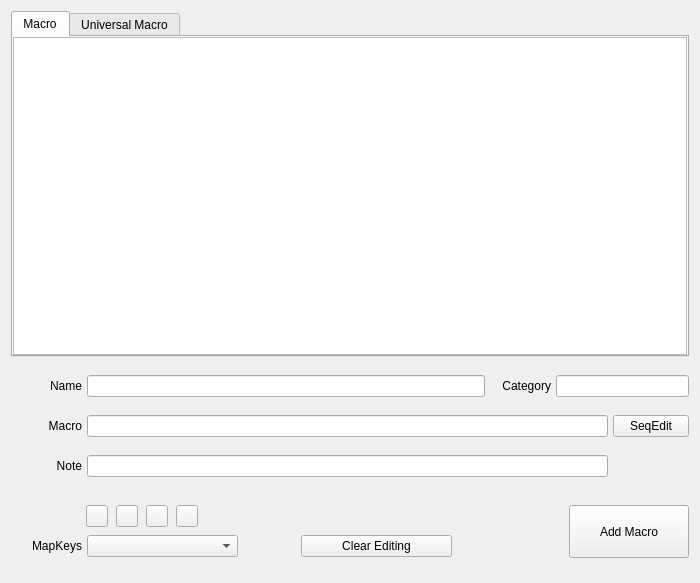
First picture: the form in QKeyMapper/qmacrolistdialog.ui, repository Zalafina/QKeyMapper, before the edit.
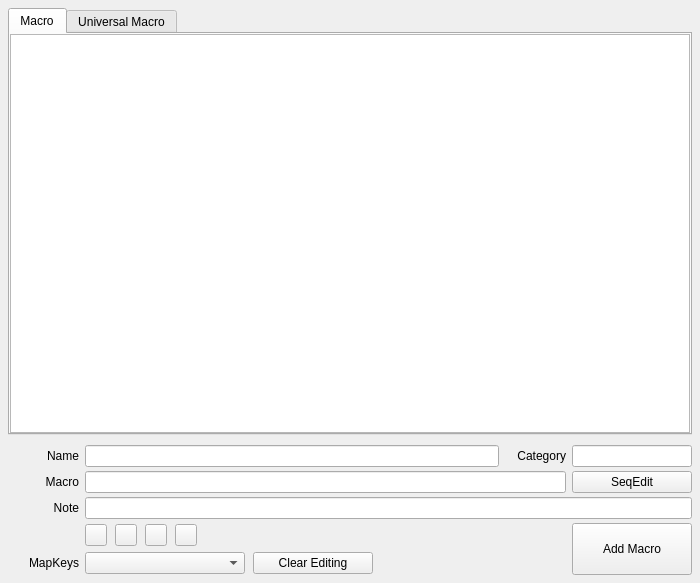
Second picture: the form after the edit. Custom widgets are drawn as their Qt base class.

Commit message: refactor(ui): modernize QMacroListDialog layout with 4-column grid, unlocked height, and vertical button alignment

Diff of the .ui file:
```diff
--- a/QKeyMapper/qmacrolistdialog.ui
+++ b/QKeyMapper/qmacrolistdialog.ui
@@ -20,8 +20,20 @@
    <string>Mapping Macro List</string>
   </property>
   <layout class="QVBoxLayout" name="verticalLayout_Dialog">
+   <property name="spacing">
+    <number>6</number>
+   </property>
+   <property name="leftMargin">
+    <number>8</number>
+   </property>
+   <property name="topMargin">
+    <number>8</number>
+   </property>
+   <property name="rightMargin">
+    <number>8</number>
+   </property>
    <property name="bottomMargin">
-    <number>0</number>
+    <number>8</number>
    </property>
    <item>
     <widget class="QWidget" name="showMacroListWidget" native="true">
@@ -101,29 +113,17 @@
    <item>
     <widget class="QWidget" name="othersWidget" native="true">
      <property name="sizePolicy">
-      <sizepolicy hsizetype="Preferred" vsizetype="Fixed">
+      <sizepolicy hsizetype="Preferred" vsizetype="Preferred">
        <horstretch>0</horstretch>
        <verstretch>0</verstretch>
       </sizepolicy>
      </property>
-     <property name="minimumSize">
-      <size>
-       <width>0</width>
-       <height>220</height>
-      </size>
-     </property>
-     <property name="maximumSize">
-      <size>
-       <width>16777215</width>
-       <height>220</height>
-      </size>
-     </property>
-     <layout class="QVBoxLayout" name="verticalLayout">
+     <layout class="QGridLayout" name="gridLayout_others" columnstretch="0,1,0,0">
       <property name="leftMargin">
        <number>0</number>
       </property>
       <property name="topMargin">
-       <number>0</number>
+       <number>4</number>
       </property>
       <property name="rightMargin">
        <number>0</number>
@@ -131,12 +131,13 @@
       <property name="bottomMargin">
        <number>0</number>
       </property>
-      <item>
-       <layout class="QHBoxLayout" name="horizontalLayout_macroNameCatetory" stretch="0,3,0,1">
-        <property name="spacing">
-         <number>5</number>
-        </property>
-        <item>
+      <property name="horizontalSpacing">
+       <number>6</number>
+      </property>
+      <property name="verticalSpacing">
+       <number>4</number>
+      </property>
+      <item row="0" column="0">
          <widget class="QLabel" name="macroNameLabel">
           <property name="sizePolicy">
            <sizepolicy hsizetype="Fixed" vsizetype="Fixed">
@@ -164,7 +165,7 @@
           </property>
          </widget>
         </item>
-        <item>
+      <item row="0" column="1">
          <widget class="QLineEdit" name="macroNameLineEdit">
           <property name="sizePolicy">
            <sizepolicy hsizetype="Expanding" vsizetype="Fixed">
@@ -174,13 +175,7 @@
           </property>
           <property name="minimumSize">
            <size>
-            <width>210</width>
-            <height>22</height>
-           </size>
-          </property>
-          <property name="maximumSize">
-           <size>
-            <width>16777215</width>
+          <width>0</width>
             <height>22</height>
            </size>
           </property>
@@ -189,7 +184,7 @@
           </property>
          </widget>
         </item>
-        <item>
+      <item row="0" column="2">
          <widget class="QLabel" name="catetoryLabel">
           <property name="sizePolicy">
            <sizepolicy hsizetype="Fixed" vsizetype="Fixed">
@@ -200,13 +195,13 @@
           <property name="minimumSize">
            <size>
             <width>61</width>
-            <height>0</height>
+          <height>22</height>
            </size>
           </property>
           <property name="maximumSize">
            <size>
             <width>61</width>
-            <height>16777215</height>
+          <height>22</height>
            </size>
           </property>
           <property name="text">
@@ -217,8 +212,14 @@
           </property>
          </widget>
         </item>
-        <item>
+      <item row="0" column="3">
          <widget class="QLineEdit" name="categoryLineEdit">
+        <property name="sizePolicy">
+         <sizepolicy hsizetype="Fixed" vsizetype="Fixed">
+          <horstretch>0</horstretch>
+          <verstretch>0</verstretch>
+         </sizepolicy>
+        </property>
           <property name="minimumSize">
            <size>
             <width>120</width>
@@ -227,7 +228,7 @@
           </property>
           <property name="maximumSize">
            <size>
-            <width>300</width>
+          <width>120</width>
             <height>22</height>
            </size>
           </property>
@@ -236,14 +237,7 @@
           </property>
          </widget>
         </item>
-       </layout>
-      </item>
-      <item>
-       <layout class="QHBoxLayout" name="horizontalLayout_content">
-        <property name="spacing">
-         <number>5</number>
-        </property>
-        <item>
+      <item row="1" column="0">
          <widget class="QLabel" name="macroContentLabel">
           <property name="sizePolicy">
            <sizepolicy hsizetype="Fixed" vsizetype="Fixed">
@@ -271,36 +265,42 @@
           </property>
          </widget>
         </item>
-        <item>
+      <item row="1" column="1" colspan="2">
          <widget class="KeyStringLineEdit" name="macroContentLineEdit">
+        <property name="sizePolicy">
+         <sizepolicy hsizetype="Expanding" vsizetype="Fixed">
+          <horstretch>0</horstretch>
+          <verstretch>0</verstretch>
+         </sizepolicy>
+        </property>
           <property name="minimumSize">
            <size>
             <width>0</width>
             <height>22</height>
            </size>
           </property>
-          <property name="maximumSize">
-           <size>
-            <width>16777215</width>
-            <height>22</height>
-           </size>
-          </property>
           <property name="focusPolicy">
            <enum>Qt::FocusPolicy::ClickFocus</enum>
           </property>
          </widget>
         </item>
-        <item>
+      <item row="1" column="3">
          <widget class="QPushButton" name="macroContent_SequenceEditButton">
+        <property name="sizePolicy">
+         <sizepolicy hsizetype="Fixed" vsizetype="Fixed">
+          <horstretch>0</horstretch>
+          <verstretch>0</verstretch>
+         </sizepolicy>
+        </property>
           <property name="minimumSize">
            <size>
-            <width>76</width>
+          <width>120</width>
             <height>22</height>
            </size>
           </property>
           <property name="maximumSize">
            <size>
-            <width>76</width>
+          <width>120</width>
             <height>22</height>
            </size>
           </property>
@@ -315,14 +315,7 @@
           </property>
          </widget>
         </item>
-       </layout>
-      </item>
-      <item>
-       <layout class="QHBoxLayout" name="horizontalLayout_note">
-        <property name="spacing">
-         <number>5</number>
-        </property>
-        <item>
+      <item row="2" column="0">
          <widget class="QLabel" name="macroNoteLabel">
           <property name="sizePolicy">
            <sizepolicy hsizetype="Fixed" vsizetype="Fixed">
@@ -350,7 +343,7 @@
           </property>
          </widget>
         </item>
-        <item>
+      <item row="2" column="1" colspan="3">
          <widget class="QLineEdit" name="macroNoteLineEdit">
           <property name="sizePolicy">
            <sizepolicy hsizetype="Expanding" vsizetype="Fixed">
@@ -364,69 +357,18 @@
             <height>22</height>
            </size>
           </property>
-          <property name="maximumSize">
-           <size>
-            <width>16777215</width>
-            <height>22</height>
-           </size>
-          </property>
           <property name="focusPolicy">
            <enum>Qt::FocusPolicy::ClickFocus</enum>
           </property>
          </widget>
         </item>
-        <item>
-         <spacer name="horizontalSpacer">
-          <property name="orientation">
-           <enum>Qt::Orientation::Horizontal</enum>
-          </property>
-          <property name="sizeType">
-           <enum>QSizePolicy::Policy::Fixed</enum>
-          </property>
-          <property name="sizeHint" stdset="0">
-           <size>
-            <width>81</width>
-            <height>20</height>
-           </size>
-          </property>
-         </spacer>
-        </item>
-       </layout>
-      </item>
-      <item>
-       <layout class="QHBoxLayout" name="horizontalLayout_addMacro">
+      <item row="3" column="1" colspan="2">
+       <layout class="QHBoxLayout" name="filterButtonsLayout">
         <property name="spacing">
          <number>8</number>
         </property>
         <item>
-         <widget class="QWidget" name="othersFrameWidget" native="true">
-          <property name="sizePolicy">
-           <sizepolicy hsizetype="Fixed" vsizetype="Fixed">
-            <horstretch>0</horstretch>
-            <verstretch>0</verstretch>
-           </sizepolicy>
-          </property>
-          <property name="minimumSize">
-           <size>
-            <width>460</width>
-            <height>76</height>
-           </size>
-          </property>
-          <property name="maximumSize">
-           <size>
-            <width>460</width>
-            <height>76</height>
-           </size>
-          </property>
           <widget class="QPushButton" name="mapList_SelectKeyboardButton">
-           <property name="geometry">
-            <rect>
-             <x>75</x>
-             <y>10</y>
-             <width>22</width>
-             <height>22</height>
-            </rect>
-           </property>
            <property name="sizePolicy">
             <sizepolicy hsizetype="Fixed" vsizetype="Fixed">
              <horstretch>0</horstretch>
@@ -464,95 +406,55 @@
             <bool>false</bool>
            </property>
           </widget>
-          <widget class="QPushButton" name="mapList_SelectFunctionButton">
-           <property name="geometry">
-            <rect>
-             <x>165</x>
-             <y>10</y>
-             <width>22</width>
-             <height>22</height>
-            </rect>
-           </property>
-           <property name="minimumSize">
-            <size>
-             <width>22</width>
-             <height>22</height>
-            </size>
-           </property>
-           <property name="maximumSize">
-            <size>
-             <width>22</width>
-             <height>22</height>
-            </size>
-           </property>
-           <property name="focusPolicy">
-            <enum>Qt::FocusPolicy::NoFocus</enum>
-           </property>
-           <property name="text">
-            <string/>
-           </property>
-           <property name="iconSize">
-            <size>
-             <width>16</width>
-             <height>16</height>
-            </size>
-           </property>
-           <property name="checkable">
-            <bool>true</bool>
-           </property>
-           <property name="autoDefault">
-            <bool>false</bool>
-           </property>
-          </widget>
-          <widget class="QPushButton" name="mapList_SelectGamepadButton">
-           <property name="geometry">
-            <rect>
-             <x>135</x>
-             <y>10</y>
-             <width>22</width>
-             <height>22</height>
-            </rect>
-           </property>
-           <property name="minimumSize">
-            <size>
-             <width>22</width>
-             <height>22</height>
-            </size>
-           </property>
-           <property name="maximumSize">
-            <size>
-             <width>22</width>
-             <height>22</height>
-            </size>
-           </property>
-           <property name="focusPolicy">
-            <enum>Qt::FocusPolicy::NoFocus</enum>
-           </property>
-           <property name="text">
-            <string/>
-           </property>
-           <property name="iconSize">
-            <size>
-             <width>16</width>
-             <height>16</height>
-            </size>
-           </property>
-           <property name="checkable">
-            <bool>true</bool>
-           </property>
-           <property name="autoDefault">
-            <bool>false</bool>
-           </property>
-          </widget>
+        </item>
+        <item>
           <widget class="QPushButton" name="mapList_SelectMouseButton">
-           <property name="geometry">
-            <rect>
-             <x>105</x>
-             <y>10</y>
+          <property name="sizePolicy">
+           <sizepolicy hsizetype="Fixed" vsizetype="Fixed">
+            <horstretch>0</horstretch>
+            <verstretch>0</verstretch>
+           </sizepolicy>
+          </property>
+          <property name="minimumSize">
+           <size>
              <width>22</width>
              <height>22</height>
-            </rect>
-           </property>
+           </size>
+          </property>
+          <property name="maximumSize">
+           <size>
+            <width>22</width>
+            <height>22</height>
+           </size>
+          </property>
+          <property name="focusPolicy">
+           <enum>Qt::FocusPolicy::NoFocus</enum>
+          </property>
+          <property name="text">
+           <string/>
+          </property>
+          <property name="iconSize">
+           <size>
+            <width>16</width>
+            <height>16</height>
+           </size>
+          </property>
+          <property name="checkable">
+           <bool>true</bool>
+          </property>
+          <property name="autoDefault">
+           <bool>false</bool>
+          </property>
+         </widget>
+        </item>
+        <item>
+         <widget class="QPushButton" name="mapList_SelectGamepadButton">
+          <property name="sizePolicy">
+           <sizepolicy hsizetype="Fixed" vsizetype="Fixed">
+            <horstretch>0</horstretch>
+            <verstretch>0</verstretch>
+           </sizepolicy>
+          </property>
            <property name="minimumSize">
             <size>
              <width>22</width>
@@ -584,14 +486,81 @@
             <bool>false</bool>
            </property>
           </widget>
+        </item>
+        <item>
+         <widget class="QPushButton" name="mapList_SelectFunctionButton">
+          <property name="sizePolicy">
+           <sizepolicy hsizetype="Fixed" vsizetype="Fixed">
+            <horstretch>0</horstretch>
+            <verstretch>0</verstretch>
+           </sizepolicy>
+          </property>
+          <property name="minimumSize">
+           <size>
+            <width>22</width>
+            <height>22</height>
+           </size>
+          </property>
+          <property name="maximumSize">
+           <size>
+            <width>22</width>
+            <height>22</height>
+           </size>
+          </property>
+          <property name="focusPolicy">
+           <enum>Qt::FocusPolicy::NoFocus</enum>
+          </property>
+          <property name="text">
+           <string/>
+          </property>
+          <property name="iconSize">
+           <size>
+            <width>16</width>
+            <height>16</height>
+           </size>
+          </property>
+          <property name="checkable">
+           <bool>true</bool>
+          </property>
+          <property name="autoDefault">
+           <bool>false</bool>
+          </property>
+         </widget>
+        </item>
+        <item>
+         <spacer name="filterButtonsSpacer">
+          <property name="orientation">
+           <enum>Qt::Orientation::Horizontal</enum>
+          </property>
+          <property name="sizeHint" stdset="0">
+           <size>
+            <width>40</width>
+            <height>20</height>
+           </size>
+          </property>
+         </spacer>
+        </item>
+       </layout>
+      </item>
+      <item row="4" column="0">
           <widget class="QLabel" name="mapkeyLabel">
-           <property name="geometry">
-            <rect>
-             <x>-10</x>
-             <y>40</y>
-             <width>81</width>
+        <property name="sizePolicy">
+         <sizepolicy hsizetype="Fixed" vsizetype="Fixed">
+          <horstretch>0</horstretch>
+          <verstretch>0</verstretch>
+         </sizepolicy>
+        </property>
+        <property name="minimumSize">
+         <size>
+          <width>71</width>
              <height>22</height>
-            </rect>
+         </size>
+        </property>
+        <property name="maximumSize">
+         <size>
+          <width>71</width>
+          <height>22</height>
+         </size>
            </property>
            <property name="text">
             <string>MapKeys</string>
@@ -600,39 +569,62 @@
             <set>Qt::AlignmentFlag::AlignRight|Qt::AlignmentFlag::AlignTrailing|Qt::AlignmentFlag::AlignVCenter</set>
            </property>
           </widget>
+      </item>
+      <item row="4" column="1" colspan="2">
+       <layout class="QHBoxLayout" name="mapKeysComboLayout">
+        <property name="spacing">
+         <number>8</number>
+        </property>
+        <item>
           <widget class="KeyListComboBox" name="MacroList_MappingKeyListComboBox">
-           <property name="geometry">
-            <rect>
-             <x>76</x>
-             <y>40</y>
-             <width>151</width>
-             <height>22</height>
-            </rect>
-           </property>
            <property name="sizePolicy">
-            <sizepolicy hsizetype="Fixed" vsizetype="Fixed">
+           <sizepolicy hsizetype="Preferred" vsizetype="Fixed">
              <horstretch>0</horstretch>
              <verstretch>0</verstretch>
             </sizepolicy>
            </property>
            <property name="minimumSize">
             <size>
-             <width>151</width>
-             <height>0</height>
-            </size>
-           </property>
+            <width>160</width>
+            <height>22</height>
+           </size>
+          </property>
+          <property name="maximumSize">
+           <size>
+            <width>240</width>
+            <height>22</height>
+           </size>
+          </property>
+          <property name="sizeAdjustPolicy">
+           <enum>QComboBox::SizeAdjustPolicy::AdjustToMinimumContentsLengthWithIcon</enum>
+          </property>
+          <property name="minimumContentsLength">
+           <number>5</number>
+          </property>
            <property name="focusPolicy">
             <enum>Qt::FocusPolicy::ClickFocus</enum>
            </property>
           </widget>
+        </item>
+        <item>
           <widget class="QPushButton" name="clearButton">
-           <property name="geometry">
-            <rect>
-             <x>290</x>
-             <y>40</y>
-             <width>151</width>
+          <property name="sizePolicy">
+           <sizepolicy hsizetype="Fixed" vsizetype="Fixed">
+            <horstretch>0</horstretch>
+            <verstretch>0</verstretch>
+           </sizepolicy>
+          </property>
+          <property name="minimumSize">
+           <size>
+            <width>120</width>
              <height>22</height>
-            </rect>
+           </size>
+          </property>
+          <property name="maximumSize">
+           <size>
+            <width>120</width>
+            <height>22</height>
+           </size>
            </property>
            <property name="focusPolicy">
             <enum>Qt::FocusPolicy::NoFocus</enum>
@@ -644,17 +636,9 @@
             <bool>false</bool>
            </property>
           </widget>
-          <zorder>mapList_SelectKeyboardButton</zorder>
-          <zorder>mapList_SelectFunctionButton</zorder>
-          <zorder>mapList_SelectGamepadButton</zorder>
-          <zorder>mapList_SelectMouseButton</zorder>
-          <zorder>MacroList_MappingKeyListComboBox</zorder>
-          <zorder>clearButton</zorder>
-          <zorder>mapkeyLabel</zorder>
-         </widget>
         </item>
         <item>
-         <spacer name="horizontalSpacer_addMacro">
+         <spacer name="mapKeysSpacer">
           <property name="orientation">
            <enum>Qt::Orientation::Horizontal</enum>
           </property>
@@ -666,35 +650,10 @@
           </property>
          </spacer>
         </item>
-        <item>
-         <widget class="QWidget" name="addMacroFramewidget" native="true">
-          <property name="sizePolicy">
-           <sizepolicy hsizetype="Fixed" vsizetype="Fixed">
-            <horstretch>0</horstretch>
-            <verstretch>0</verstretch>
-           </sizepolicy>
-          </property>
-          <property name="minimumSize">
-           <size>
-            <width>120</width>
-            <height>76</height>
-           </size>
-          </property>
-          <property name="maximumSize">
-           <size>
-            <width>120</width>
-            <height>76</height>
-           </size>
-          </property>
+       </layout>
+      </item>
+      <item row="3" column="3" rowspan="2">
           <widget class="QPushButton" name="addMacroButton">
-           <property name="geometry">
-            <rect>
-             <x>0</x>
-             <y>10</y>
-             <width>120</width>
-             <height>53</height>
-            </rect>
-           </property>
            <property name="sizePolicy">
             <sizepolicy hsizetype="Fixed" vsizetype="Fixed">
              <horstretch>0</horstretch>
@@ -704,13 +663,13 @@
            <property name="minimumSize">
             <size>
              <width>120</width>
-             <height>53</height>
+          <height>52</height>
             </size>
            </property>
            <property name="maximumSize">
             <size>
              <width>120</width>
-             <height>50</height>
+          <height>52</height>
             </size>
            </property>
            <property name="focusPolicy">
@@ -723,9 +682,6 @@
             <bool>false</bool>
            </property>
           </widget>
-         </widget>
-        </item>
-       </layout>
       </item>
      </layout>
     </widget>
```
Lines whose indentation alone changed are shown as unchanged. The commit also changes 1 other file.
